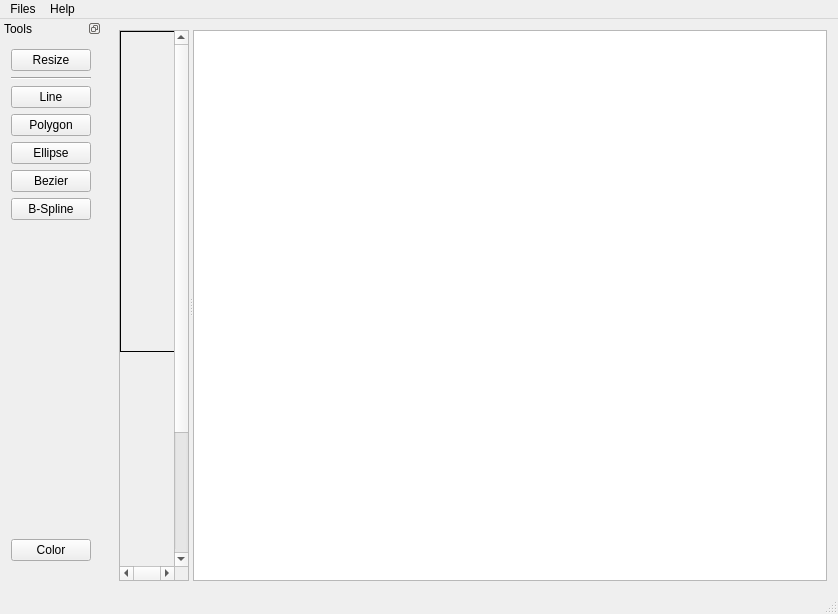
Qt form source/gui/Paint-GUI/mainwindow.ui (wx-csy/Paint) before a commit.
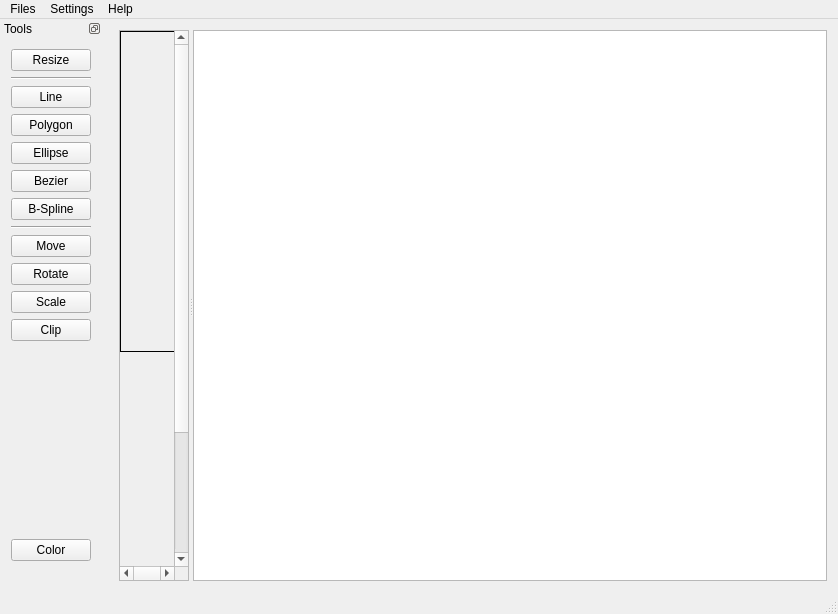
The same form after that commit. Custom widgets are drawn as their Qt base class.

```diff
--- a/source/gui/Paint-GUI/mainwindow.ui
+++ b/source/gui/Paint-GUI/mainwindow.ui
@@ -107,7 +107,15 @@
     </property>
     <addaction name="actionAbout_Paint"/>
    </widget>
+   <widget class="QMenu" name="menuSettings">
+    <property name="title">
+     <string>Settings</string>
+    </property>
+    <addaction name="actionLine_Algorithm"/>
+    <addaction name="actionClip_Algorithm"/>
+   </widget>
    <addaction name="menuFiles"/>
+   <addaction name="menuSettings"/>
    <addaction name="menuHelp"/>
   </widget>
   <widget class="QDockWidget" name="dockWidget">
@@ -201,6 +209,53 @@
        </property>
       </widget>
      </item>
+     <item>
+      <widget class="Line" name="line_2">
+       <property name="orientation">
+        <enum>Qt::Horizontal</enum>
+       </property>
+      </widget>
+     </item>
+     <item>
+      <widget class="QPushButton" name="cmdMove">
+       <property name="statusTip">
+        <string>Move (translate) a primitive.</string>
+       </property>
+       <property name="text">
+        <string>Move</string>
+       </property>
+      </widget>
+     </item>
+     <item>
+      <widget class="QPushButton" name="cmdRotate">
+       <property name="statusTip">
+        <string>Rotate a primitive.</string>
+       </property>
+       <property name="text">
+        <string>Rotate</string>
+       </property>
+      </widget>
+     </item>
+     <item>
+      <widget class="QPushButton" name="cmdScale">
+       <property name="statusTip">
+        <string>Scale a primitive.</string>
+       </property>
+       <property name="text">
+        <string>Scale</string>
+       </property>
+      </widget>
+     </item>
+     <item>
+      <widget class="QPushButton" name="cmdClip">
+       <property name="statusTip">
+        <string>Clip a line.</string>
+       </property>
+       <property name="text">
+        <string>Clip</string>
+       </property>
+      </widget>
+     </item>
      <item>
       <spacer name="verticalSpacer">
        <property name="orientation">
```
Left out of the diff: 56 changed lines with no effect on the pictures.
